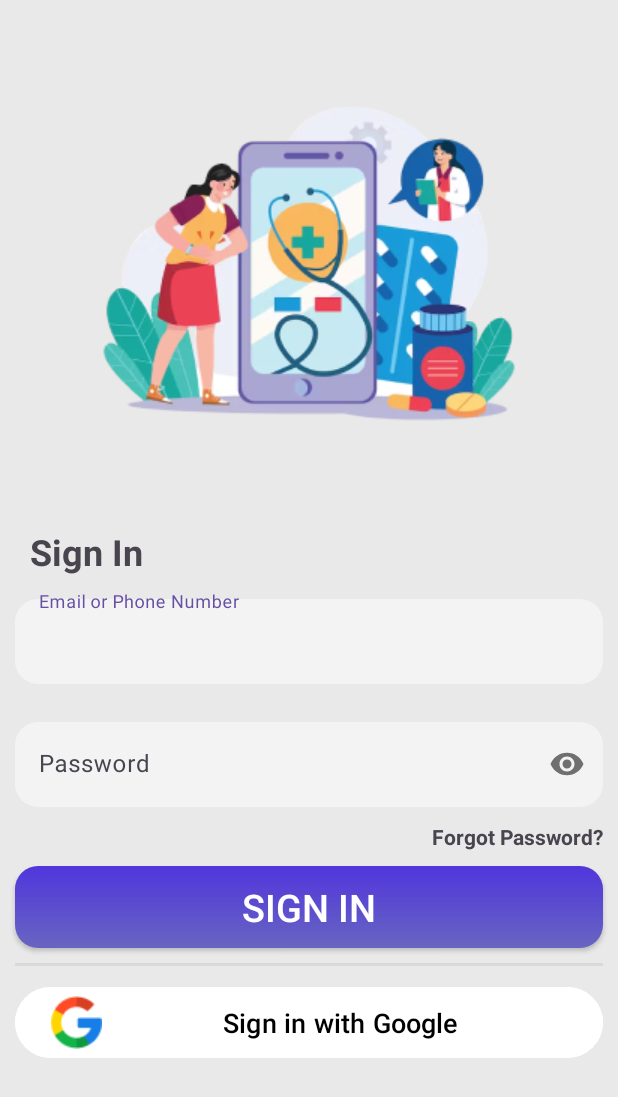
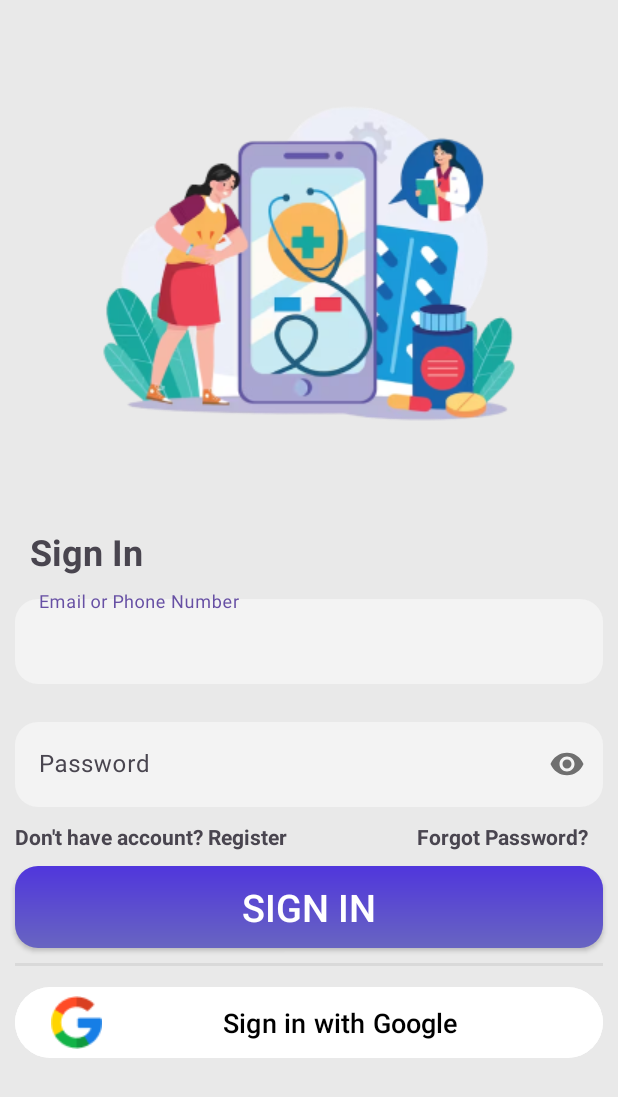
Before and after one commit to RamadhanIY/StuntMed_e-health, an Android app: the screen it shows after launch (SignIn), on a phone screen of 412 x 824 dp. Shown: the top 1097 px of the screen. Run offline under Robolectric (Android 15) with nearby library versions, the phone set to English and light mode, and no system bars; our stand-ins replace Firebase (no records; nobody signed in at launch, a user with empty details on screens opened directly).

Commit message:
add register button

```diff
--- a/app/src/main/java/com/example/stuntmed/SignIn.java
+++ b/app/src/main/java/com/example/stuntmed/SignIn.java
@@ -43,6 +43,7 @@ public class SignIn extends AppCompatActivity {
     Button btGoogleSignIn;
     Button btSignIn;
     EditText tv_email, tv_password;
+    TextView tv_register;
 
     GoogleSignInClient googleSignInClient;
     FirebaseAuth firebaseAuth;
@@ -58,6 +59,16 @@ public class SignIn extends AppCompatActivity {
         btSignIn = findViewById(R.id.signinbtn);
         tv_email = findViewById(R.id.username);
         tv_password = findViewById(R.id.password);
+        tv_register = findViewById(R.id.tv_register);
+
+        // add register event listener
+        tv_register.setOnClickListener(new View.OnClickListener() {
+            @Override
+            public void onClick(View view) {
+                Intent intent = new Intent(SignIn.this, Register.class);
+                startActivity(intent);
+            }
+        });
 
         // Initialize sign in options the client-id is copied form google-services.json file
         GoogleSignInOptions googleSignInOptions = new GoogleSignInOptions.Builder(GoogleSignInOptions.DEFAULT_SIGN_IN)
--- a/app/src/main/res/layout/activity_sign_in.xml
+++ b/app/src/main/res/layout/activity_sign_in.xml
@@ -60,7 +60,22 @@
 
     </com.google.android.material.textfield.TextInputLayout>
 
+    <!--  TextView : Register & Forgot Password  -->
 
+    <LinearLayout
+        android:layout_width="match_parent"
+        android:layout_height="wrap_content"
+        android:layout_below="@id/layout_password_input"
+        android:id="@+id/layout_regnforpass"
+        android:layout_marginHorizontal="10dp">
+
+        <TextView
+            android:id="@+id/tv_register"
+            android:layout_width="wrap_content"
+            android:layout_height="wrap_content"
+            android:text="Don't have account? Register"
+            android:textStyle="bold"
+            />
 
         <TextView
             android:layout_width="match_parent"
@@ -68,10 +83,10 @@
             android:layout_marginRight="10dp"
             android:text="Forgot Password?"
             android:textStyle="bold"
-        android:layout_below="@id/layout_password_input"
             android:id="@+id/forgotpassword"
-        android:gravity="right"
+            android:textAlignment="textEnd"
             />
+    </LinearLayout>
 
     <!-- Button : Sign In  -->
     <androidx.appcompat.widget.AppCompatButton
@@ -84,7 +99,7 @@
         android:layout_marginBottom="10dp"
         android:paddingTop="10dp"
         android:paddingBottom="10dp"
-        android:layout_below="@id/forgotpassword"
+        android:layout_below="@id/layout_regnforpass"
         android:text="Sign In"
         android:textSize="25dp"
         android:textColor="@color/white"
```
Lines whose indentation alone changed are shown as unchanged.
